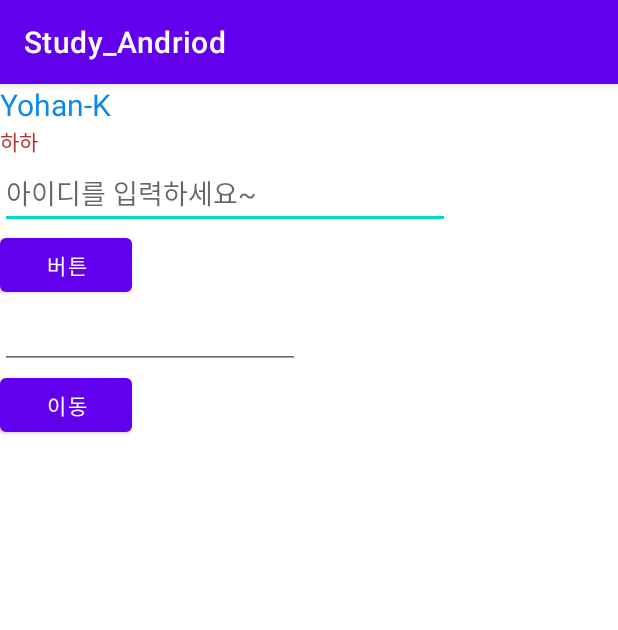
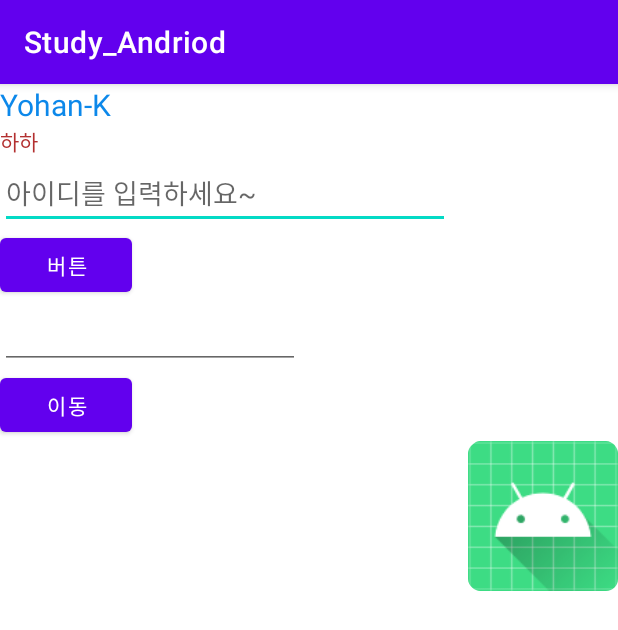
Before and after one commit to Yohan-K/Study_Andriod, an Android app: the screen it shows after launch (MainActivity), on a phone screen of 412 x 824 dp. Shown: the top 630 px of the screen. Run offline under Robolectric (Android 15) with nearby library versions, the phone set to English and light mode, and no system bars.

Commit message:
1. ImageView & Toast(팝업 메시지) 2. gravity(정렬)

```diff
--- a/app/src/main/java/com/example/study_andriod/MainActivity.java
+++ b/app/src/main/java/com/example/study_andriod/MainActivity.java
@@ -7,6 +7,8 @@ import android.os.Bundle;
 import android.view.View;
 import android.widget.Button;
 import android.widget.EditText;
+import android.widget.ImageView;
+import android.widget.Toast;
 
 public class MainActivity extends AppCompatActivity {
 
@@ -15,6 +17,7 @@ public class MainActivity extends AppCompatActivity {
     private Button btn_move;
     private EditText et_test;
     private String str;
+    ImageView img_test;
 
     @Override
     protected void onCreate(Bundle savedInstanceState) {
@@ -43,5 +46,14 @@ public class MainActivity extends AppCompatActivity {
                 startActivity(intent); // 액티비티 이동
             }
         });
+
+        img_test = (ImageView)findViewById(R.id.img_test);
+        img_test.setOnClickListener(new View.OnClickListener() {
+            @Override
+            public void onClick(View v) {
+                // getApplicationContext() == MainActivity
+                Toast.makeText(getApplicationContext(), "이미지 클릭!", Toast.LENGTH_SHORT).show();
+            }
+        });
     }
 }
--- a/app/src/main/res/layout/activity_main.xml
+++ b/app/src/main/res/layout/activity_main.xml
@@ -10,15 +10,15 @@
     <TextView
         android:layout_width="match_parent"
         android:layout_height="wrap_content"
+        android:text="Yohan-K"
         android:textColor="#0C88EA"
-        android:textSize="20sp"
-        android:text="Yohan-K" />
+        android:textSize="20sp" />
 
     <TextView
         android:layout_width="match_parent"
         android:layout_height="wrap_content"
-        android:textColor="#B33030"
-        android:text="하하" />
+        android:text="하하"
+        android:textColor="#B33030" />
 
     <EditText
         android:id="@+id/et_id"
@@ -42,4 +42,16 @@
         android:layout_width="wrap_content"
         android:layout_height="wrap_content"
         android:text="이동" />
+
+    <LinearLayout
+        android:layout_width="match_parent"
+        android:layout_height="wrap_content"
+        android:gravity="right">
+
+        <ImageView
+            android:id="@+id/img_test"
+            android:layout_width="100dp"
+            android:layout_height="100dp"
+            android:src="@mipmap/ic_launcher" />
+    </LinearLayout>
 </LinearLayout>
```
